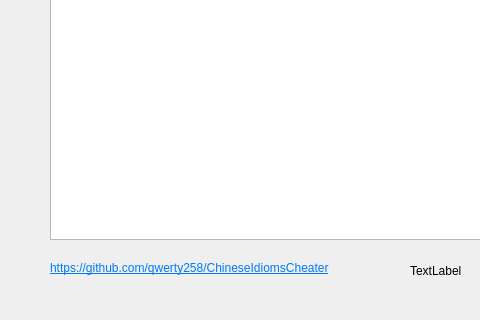
This is mainwindow.ui in qwerty258/ChineseIdiomsCheater as Qt 5 draws it before an edit; both pictures show x 0 to 480 and y 280 to 600 of the 800 by 600 pixel window. The edited form follows.
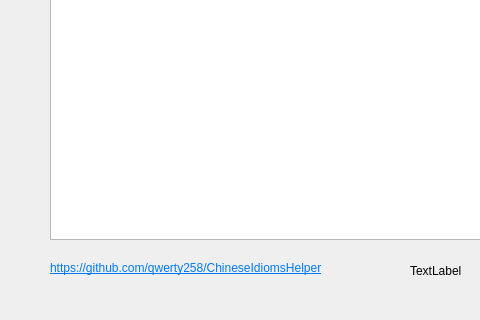
This is the edited form.

Patch:
```diff
--- a/mainwindow.ui
+++ b/mainwindow.ui
@@ -58,7 +58,7 @@
      </rect>
     </property>
     <property name="text">
-     <string>&lt;html&gt;&lt;head/&gt;&lt;body&gt;&lt;p&gt;&lt;a href=&quot;https://github.com/qwerty258/ChineseIdiomsCheater&quot;&gt;&lt;span style=&quot; text-decoration: underline; color:#007af4;&quot;&gt;https://github.com/qwerty258/ChineseIdiomsCheater&lt;/span&gt;&lt;/a&gt;&lt;/p&gt;&lt;/body&gt;&lt;/html&gt;</string>
+     <string>&lt;html&gt;&lt;head/&gt;&lt;body&gt;&lt;p&gt;&lt;a href=&quot;https://github.com/qwerty258/ChineseIdiomsHelper&quot;&gt;&lt;span style=&quot; text-decoration: underline; color:#007af4;&quot;&gt;https://github.com/qwerty258/ChineseIdiomsHelper&lt;/span&gt;&lt;/a&gt;&lt;/p&gt;&lt;/body&gt;&lt;/html&gt;</string>
     </property>
     <property name="textFormat">
      <enum>Qt::RichText</enum>
```
